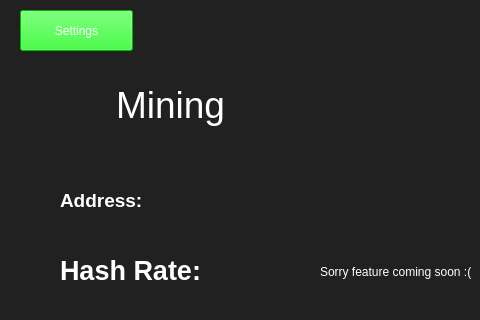
Before: the Qt Designer form Mr.Mining/MikeTheMiner/NowMining.ui in patel344/Mr.Miner, drawn with Qt 5; both pictures show x 0 to 480 and y 0 to 320 of the 590 by 600 pixel window.
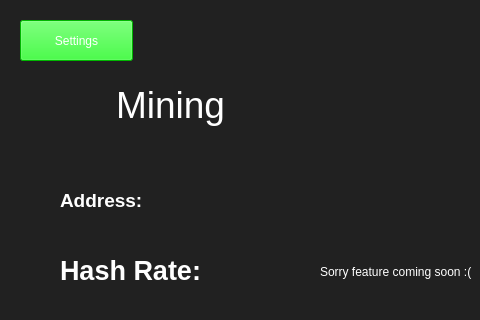
After: the same form once the commit is applied. Icons and pictures are not drawn.

Diff of the .ui file:
```diff
--- a/Mr.Mining/MikeTheMiner/NowMining.ui
+++ b/Mr.Mining/MikeTheMiner/NowMining.ui
@@ -154,7 +154,7 @@
    <property name="geometry">
     <rect>
      <x>20</x>
-     <y>10</y>
+     <y>20</y>
      <width>113</width>
      <height>41</height>
     </rect>
@@ -172,6 +172,9 @@
    <property name="text">
     <string>Settings</string>
    </property>
+   <property name="flat">
+    <bool>false</bool>
+   </property>
   </widget>
   <widget class="QCheckBox" name="auto_cb">
    <property name="geometry">
```
Left out of the diff: 286 changed lines with no effect on the pictures.
